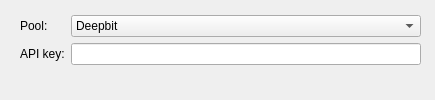
Before: the Qt Designer form contents/ui/settings_general.ui in KNIGHTTH0R/plasma-widget-bitcoinmonitor, drawn with Qt 5.
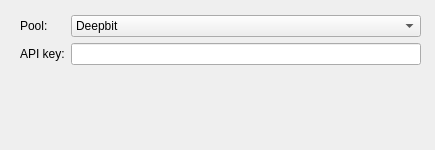
After: the same form once the commit is applied. Custom widgets are drawn as their Qt base class.

Commit message: Increase minimal size of configuration window.

Patch:
```diff
--- a/contents/ui/settings_general.ui
+++ b/contents/ui/settings_general.ui
@@ -7,7 +7,7 @@
     <x>0</x>
     <y>0</y>
     <width>435</width>
-    <height>100</height>
+    <height>150</height>
    </rect>
   </property>
   <property name="sizePolicy">
@@ -19,7 +19,7 @@
   <property name="minimumSize">
    <size>
     <width>435</width>
-    <height>100</height>
+    <height>150</height>
    </size>
   </property>
   <widget class="QWidget" name="layoutWidget">
```
